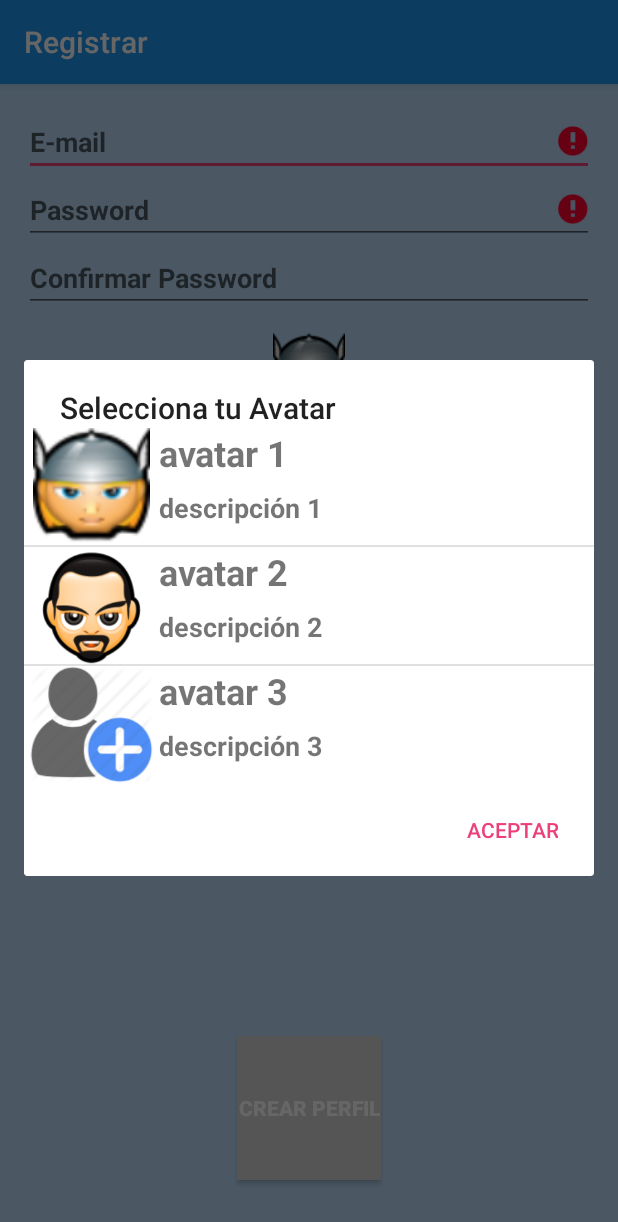
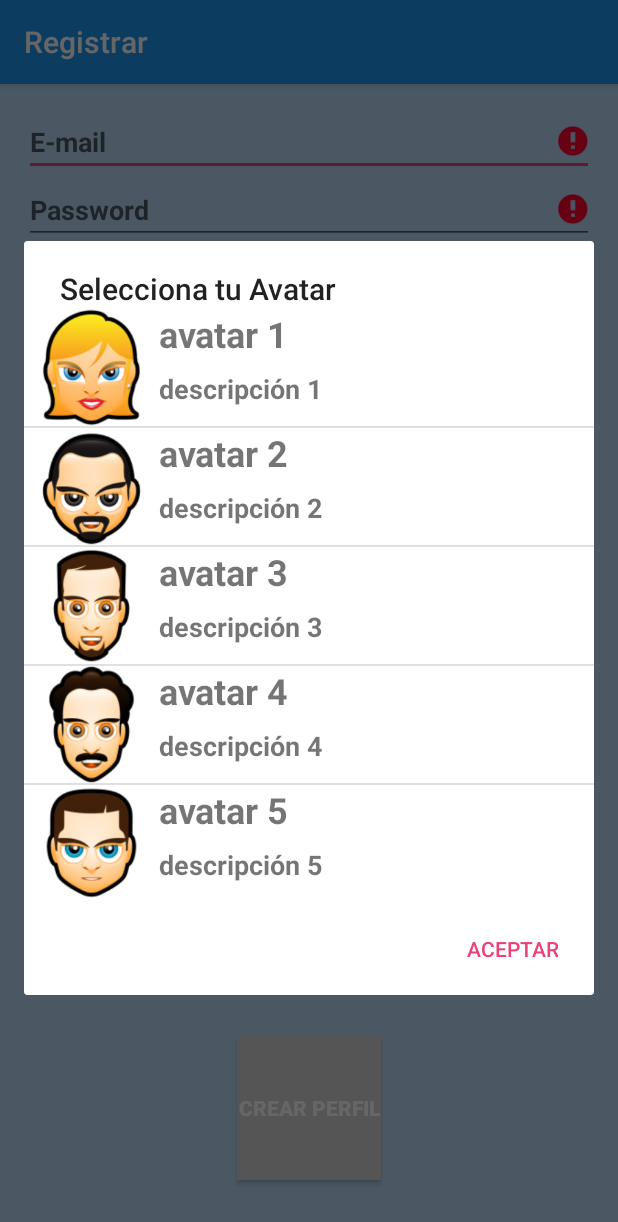
Before and after one commit to edward25nov/orthography, an Android app: the Registrar2 screen opened directly, with no data from a screen before it, after a tap on an icon or button, on a phone screen of 412 x 824 dp. Shown: the top 1222 px of the screen. Run offline under Robolectric (Android 15) with nearby library versions, the phone set to English and light mode, and no system bars; 1 other tap on this screen came first.

Commit message:
bug arreglado de contexto en elegir avatar

```diff
--- a/app/src/main/java/com/example/edward/orthography/Registrar2.java
+++ b/app/src/main/java/com/example/edward/orthography/Registrar2.java
@@ -68,7 +68,7 @@ public class Registrar2 extends AppCompatActivity implements Validator.Validatio
     Button confirmar;
     Validator validator;
     ImageButton elegirAvatar;
-    ListView miLista;
+
 
     @Override
     protected void onCreate(Bundle savedInstanceState) {
@@ -82,15 +82,13 @@ public class Registrar2 extends AppCompatActivity implements Validator.Validatio
         elegirAvatar = (ImageButton) findViewById(R.id.btnAvatar);
         seleccionAvatar = (CheckBox)findViewById(R.id.ck_avatar);
 
-        miLista = new ListView(this);
-        miLista.setChoiceMode(ListView.CHOICE_MODE_SINGLE); //para que solo permita seleccionar uno
-        miLista.setSelector(R.drawable.itemseleccion);
+
 
 
 
         validator = new Validator(this);
         validator.setValidationListener(this);
-        elegirAvatar.setImageResource(R.drawable.avatar);
+        elegirAvatar.setImageResource(R.drawable.avatar1);
 
         valida();
         desicionAvatar();
@@ -122,11 +120,15 @@ public class Registrar2 extends AppCompatActivity implements Validator.Validatio
 
                ArrayList<lista_entrada> datos = new ArrayList<lista_entrada>();
 
-                datos.add(new lista_entrada(R.drawable.avatar, "avatar 1", "descripción 1"));
+                datos.add(new lista_entrada(R.drawable.avatar1, "avatar 1", "descripción 1"));
                 datos.add(new lista_entrada(R.drawable.avatar2, "avatar 2", "descripción 2"));
-                datos.add(new lista_entrada(R.drawable.amigos, "avatar 3", "descripción 3"));
+                datos.add(new lista_entrada(R.drawable.avatar3, "avatar 3", "descripción 3"));
+                datos.add(new lista_entrada(R.drawable.avatar4, "avatar 4", "descripción 4"));
+                datos.add(new lista_entrada(R.drawable.avatar5, "avatar 5", "descripción 5"));
 
-
+                final ListView  miLista = new ListView(v.getContext());
+                miLista.setChoiceMode(ListView.CHOICE_MODE_SINGLE); //para que solo permita seleccionar uno
+                miLista.setSelector(R.drawable.itemseleccion);
 
                 miLista.setAdapter(new lista_adaptador(v.getContext(), R.layout.layout_entrada, datos){
                     @Override
@@ -147,17 +149,10 @@ public class Registrar2 extends AppCompatActivity implements Validator.Validatio
                     @Override
                     public void onItemClick(AdapterView<?> pariente, View view, int posicion, long id) {
                         lista_entrada elegido = (lista_entrada) pariente.getItemAtPosition(posicion);
-
-                        /*String texto = "Seleccionado: " + elegido.get_textoEncima() + "idImagen: "+elegido.get_idImagen();
-                        Log.i("edward",texto);*/
-                      //miLista.setItemChecked(posicion, true);
-                        miLista.setSelection(posicion);
-
-
+                        miLista.setSelection(posicion); //asignar el item que esta seleccionado
 
                         elegirAvatar.setImageResource(elegido.get_idImagen());
                         idavatar = elegido.get_idImagen();
-                        Log.i("ed","el actual es"+idavatar);
                     }
 
 
```
Also changed, not shown: app/src/main/java/com/example/edward/orthography/Login.java (+8 -1 lines), app/src/main/java/com/example/edward/orthography/MainActivity.java (+20 -0 lines), app/src/main/res/drawable/avatar1.png (added), app/src/main/res/drawable/avatar3.png (added), app/src/main/res/drawable/avatar4.png (added), app/src/main/res/drawable/avatar5.png (added), 50 other files.
